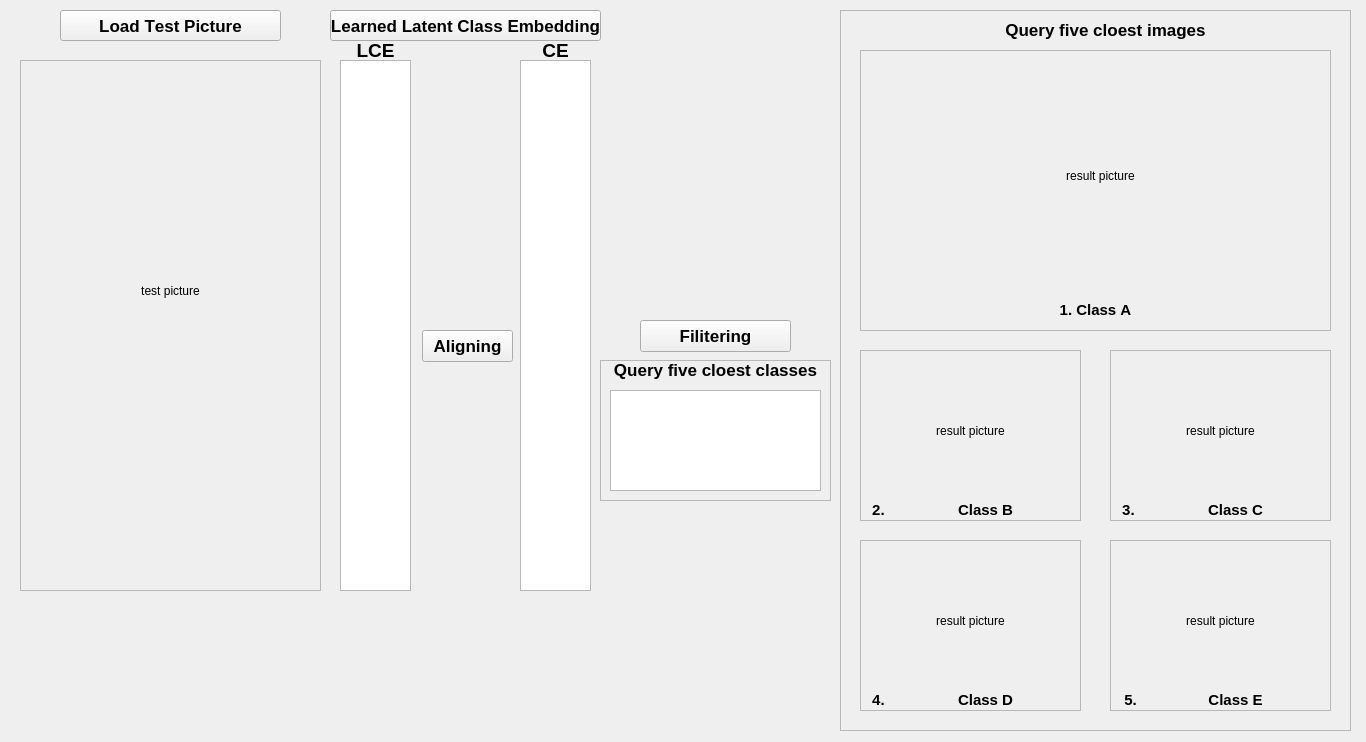
Before: the Qt Designer form demoUI.ui in pansam996/paperDemo, drawn with Qt 5.
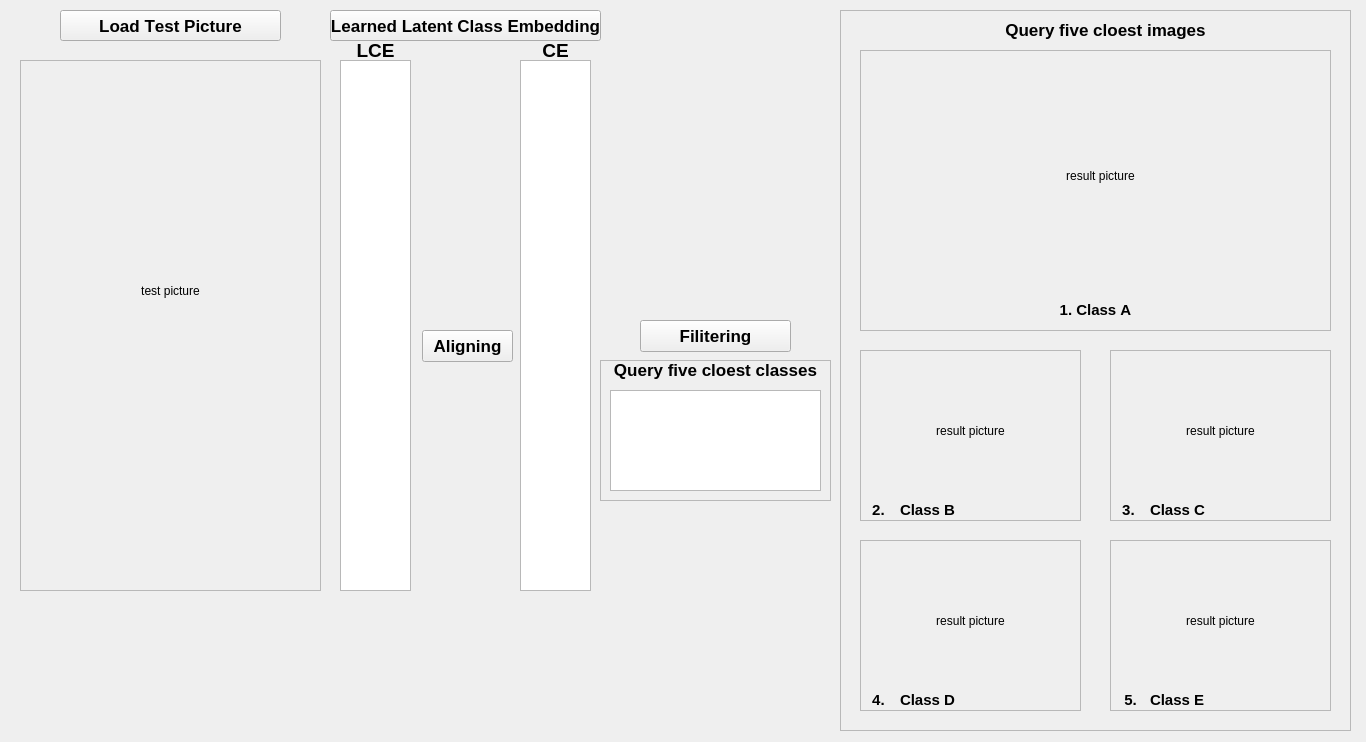
After: the same form once the commit is applied.

```diff
--- a/demoUI.ui
+++ b/demoUI.ui
@@ -370,7 +370,7 @@
        <string>Class B</string>
       </property>
       <property name="alignment">
-       <set>Qt::AlignCenter</set>
+       <set>Qt::AlignLeading|Qt::AlignLeft|Qt::AlignVCenter</set>
       </property>
      </widget>
      <widget class="QLabel" name="label_10">
@@ -451,7 +451,7 @@
        <string>Class C</string>
       </property>
       <property name="alignment">
-       <set>Qt::AlignCenter</set>
+       <set>Qt::AlignLeading|Qt::AlignLeft|Qt::AlignVCenter</set>
       </property>
      </widget>
      <widget class="QLabel" name="label_13">
@@ -532,7 +532,7 @@
        <string>Class E</string>
       </property>
       <property name="alignment">
-       <set>Qt::AlignCenter</set>
+       <set>Qt::AlignLeading|Qt::AlignLeft|Qt::AlignVCenter</set>
       </property>
      </widget>
      <widget class="QLabel" name="label_19">
@@ -613,7 +613,7 @@
        <string>Class D</string>
       </property>
       <property name="alignment">
-       <set>Qt::AlignCenter</set>
+       <set>Qt::AlignLeading|Qt::AlignLeft|Qt::AlignVCenter</set>
       </property>
      </widget>
      <widget class="QLabel" name="label_18">
```
